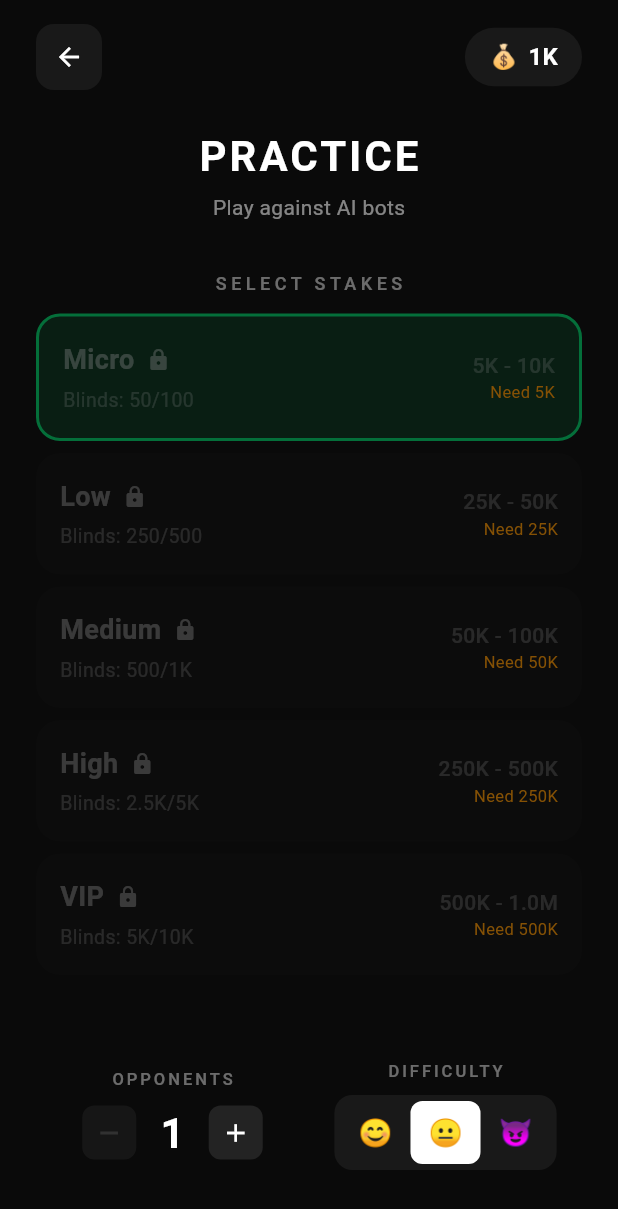
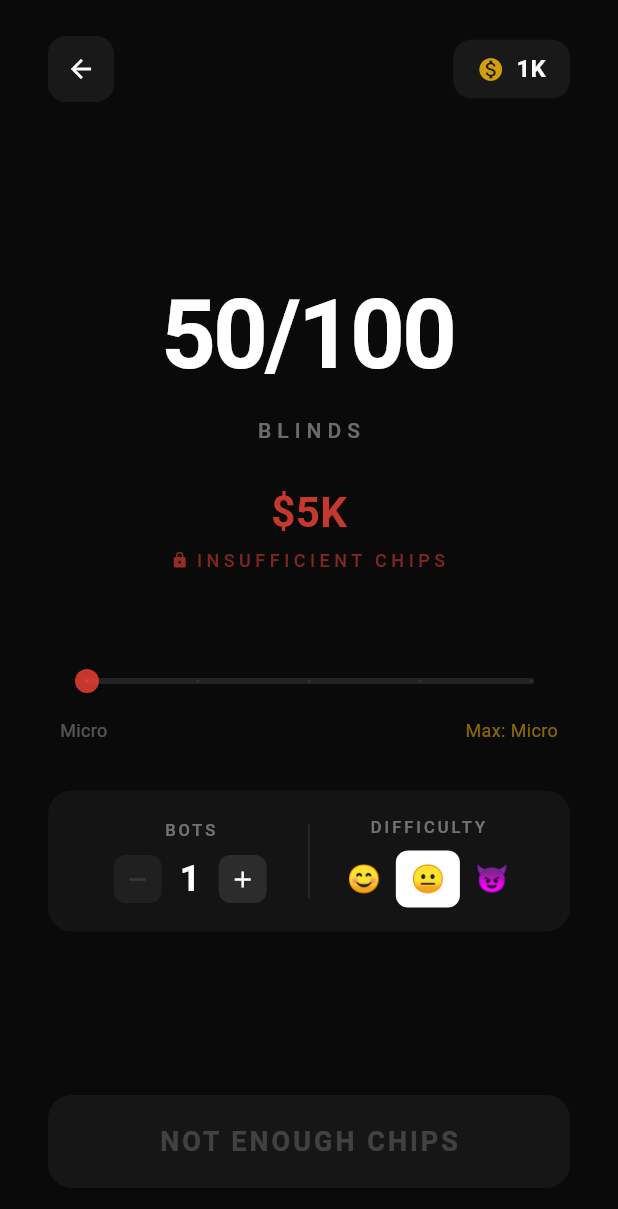
Before and after one commit to NolanKrieger3/ALLIN, a Flutter app: the GameScreen screen opened directly, on a phone screen of 412 x 824 dp. Shown: the top 1209 px of the screen. Run offline on Flutter 3.47's test engine with Material 3 defaults, Android fonts, the phone set to English and light mode, and no system bars; our stand-ins replace cloud_firestore, firebase_auth, firebase_core, shared_preferences; accounts and stored records are empty.

Commit message:
Redesign Practice screen to match Play Now slider vibe, add stale room cleanup before matchmaking

```diff
--- a/lib/screens/game_screen.dart
+++ b/lib/screens/game_screen.dart
@@ -1367,18 +1367,28 @@ class _GameScreenState extends State<GameScreen> with TickerProviderStateMixin {
     final userBalance = UserPreferences.chips;
     final selectedLevel = _blindLevels[_selectedBlindIndex];
     final minBuyIn = selectedLevel['minBuyIn'] as int;
-    final maxBuyIn = selectedLevel['maxBuyIn'] as int;
     final canAfford = userBalance >= minBuyIn;
+    final bigBlind = selectedLevel['bigBlind'] as int;
+    final smallBlind = bigBlind ~/ 2;
+
+    // Get the highest blind level the user can afford
+    int maxAffordableIndex = 0;
+    for (int i = _blindLevels.length - 1; i >= 0; i--) {
+      if (userBalance >= (_blindLevels[i]['minBuyIn'] as int)) {
+        maxAffordableIndex = i;
+        break;
+      }
+    }
 
     return MobileWrapper(
       child: Scaffold(
         backgroundColor: const Color(0xFF0A0A0A),
         body: SafeArea(
-          child: SingleChildScrollView(
-            padding: const EdgeInsets.symmetric(horizontal: 24),
+          child: Padding(
+            padding: const EdgeInsets.symmetric(horizontal: 32),
             child: Column(
               children: [
-                const SizedBox(height: 16),
+                const SizedBox(height: 24),
                 // Top bar with back button and balance
                 Row(
                   mainAxisAlignment: MainAxisAlignment.spaceBetween,
@@ -1400,12 +1410,13 @@ class _GameScreenState extends State<GameScreen> with TickerProviderStateMixin {
                       padding: const EdgeInsets.symmetric(horizontal: 16, vertical: 8),
                       decoration: BoxDecoration(
                         color: Colors.white.withValues(alpha: 0.06),
-                        borderRadius: BorderRadius.circular(20),
+                        borderRadius: BorderRadius.circular(12),
                       ),
                       child: Row(
-                        children: [
-                          const Text('💰', style: TextStyle(fontSize: 16)),
-                          const SizedBox(width: 6),
+                        mainAxisSize: MainAxisSize.min,
+                        children: [
+                          Icon(Icons.monetization_on, color: Colors.amber.withValues(alpha: 0.8), size: 18),
+                          const SizedBox(width: 8),
                           Text(
                             _formatChipsLong(userBalance),
                             style: const TextStyle(
@@ -1420,198 +1431,147 @@ class _GameScreenState extends State<GameScreen> with TickerProviderStateMixin {
                   ],
                 ),
 
+                const Spacer(flex: 2),
+
+                // Big centered blinds display
+                Text(
+                  '${_formatChipsLong(smallBlind)}/${_formatChipsLong(bigBlind)}',
+                  style: const TextStyle(
+                    color: Colors.white,
+                    fontSize: 64,
+                    fontWeight: FontWeight.w700,
+                    letterSpacing: -2,
+                  ),
+                ),
+                const SizedBox(height: 8),
+                Text(
+                  'BLINDS',
+                  style: TextStyle(
+                    color: Colors.white.withValues(alpha: 0.4),
+                    fontSize: 14,
+                    fontWeight: FontWeight.w500,
+                    letterSpacing: 4,
+                  ),
+                ),
+
                 const SizedBox(height: 24),
 
-                // Title
-                const Text(
-                  'PRACTICE',
-                  style: TextStyle(
-                    color: Colors.white,
+                // Buy-in display with affordability indicator
+                Text(
+                  '\$${_formatChipsLong(minBuyIn)}',
+                  style: TextStyle(
+                    color: canAfford ? Colors.white.withValues(alpha: 0.6) : Colors.red.withValues(alpha: 0.8),
                     fontSize: 28,
-                    fontWeight: FontWeight.w700,
-                    letterSpacing: 2,
+                    fontWeight: FontWeight.w600,
                   ),
                 ),
                 const SizedBox(height: 4),
-                Text(
-                  'Play against AI bots',
-                  style: TextStyle(
-                    color: Colors.white.withValues(alpha: 0.5),
-                    fontSize: 14,
-                  ),
-                ),
-
-                const SizedBox(height: 32),
-
-                // Blind Level Selection
-                Text(
-                  'SELECT STAKES',
-                  style: TextStyle(
-                    color: Colors.white.withValues(alpha: 0.4),
+                Row(
+                  mainAxisAlignment: MainAxisAlignment.center,
+                  children: [
+                    if (!canAfford) ...[
+                      Icon(Icons.lock, color: Colors.red.withValues(alpha: 0.6), size: 12),
+                      const SizedBox(width: 4),
+                    ],
+                    Text(
+                      canAfford ? 'BUY-IN' : 'INSUFFICIENT CHIPS',
+                      style: TextStyle(
+                        color: canAfford ? Colors.white.withValues(alpha: 0.3) : Colors.red.withValues(alpha: 0.5),
                         fontSize: 12,
                         fontWeight: FontWeight.w500,
                         letterSpacing: 3,
                       ),
                     ),
-                const SizedBox(height: 12),
-
-                // Blind level cards
-                ...List.generate(_blindLevels.length, (index) {
-                  final level = _blindLevels[index];
-                  final isSelected = _selectedBlindIndex == index;
-                  final levelMinBuyIn = level['minBuyIn'] as int;
-                  final isLocked = userBalance < levelMinBuyIn;
-
-                  return Padding(
-                    padding: const EdgeInsets.only(bottom: 8),
-                    child: _AnimatedPressButton(
-                      onTap: isLocked
-                          ? null
-                          : () {
-                              setState(() {
-                                _selectedBlindIndex = index;
-                                _buyInAmount = levelMinBuyIn;
-                              });
-                            },
-                      child: Container(
-                        padding: const EdgeInsets.all(16),
-                        decoration: BoxDecoration(
-                          color: isSelected
-                              ? const Color(0xFF00D46A).withValues(alpha: 0.2)
-                              : Colors.white.withValues(alpha: isLocked ? 0.02 : 0.06),
-                          borderRadius: BorderRadius.circular(16),
-                          border: isSelected ? Border.all(color: const Color(0xFF00D46A), width: 2) : null,
-                        ),
-                        child: Row(
-                          children: [
-                            // Level info
-                            Expanded(
-                              child: Column(
-                                crossAxisAlignment: CrossAxisAlignment.start,
-                                children: [
-                                  Row(
-                                    children: [
-                                      Text(
-                                        level['name'] as String,
-                                        style: TextStyle(
-                                          color: isLocked ? Colors.white38 : Colors.white,
-                                          fontSize: 18,
-                                          fontWeight: FontWeight.w600,
-                                        ),
-                                      ),
-                                      if (isLocked) ...[
-                                        const SizedBox(width: 8),
-                                        const Icon(Icons.lock, color: Colors.white38, size: 16),
-                                      ],
-                                    ],
-                                  ),
-                                  const SizedBox(height: 4),
-                                  Text(
-                                    'Blinds: ${_formatChipsLong((level['bigBlind'] as int) ~/ 2)}/${_formatChipsLong(level['bigBlind'] as int)}',
-                                    style: TextStyle(
-                                      color: isLocked ? Colors.white24 : Colors.white54,
-                                      fontSize: 13,
-                                    ),
-                                  ),
-                                ],
-                              ),
-                            ),
-                            // Buy-in range
-                            Column(
-                              crossAxisAlignment: CrossAxisAlignment.end,
-                              children: [
-                                Text(
-                                  '${_formatChipsLong(level['minBuyIn'] as int)} - ${_formatChipsLong(level['maxBuyIn'] as int)}',
-                                  style: TextStyle(
-                                    color: isLocked ? Colors.white24 : Colors.white70,
-                                    fontSize: 14,
-                                    fontWeight: FontWeight.w500,
-                                  ),
-                                ),
-                                if (isLocked)
-                                  Text(
-                                    'Need ${_formatChipsLong(levelMinBuyIn)}',
-                                    style: const TextStyle(
-                                      color: Colors.orange,
-                                      fontSize: 11,
-                                    ),
-                                  ),
-                              ],
-                            ),
-                          ],
-                        ),
-                      ),
-                    ),
-                  );
-                }),
-
-                const SizedBox(height: 24),
-
-                // Buy-in slider (only if can afford selected level)
-                if (canAfford) ...[
-                  Text(
-                    'BUY-IN AMOUNT',
-                    style: TextStyle(
-                      color: Colors.white.withValues(alpha: 0.4),
-                      fontSize: 12,
-                      fontWeight: FontWeight.w500,
-                      letterSpacing: 3,
-                    ),
-                  ),
-                  const SizedBox(height: 12),
-                  Text(
-                    _formatChipsLong(_buyInAmount),
-                    style: const TextStyle(
-                      color: Colors.white,
-                      fontSize: 36,
-                      fontWeight: FontWeight.w700,
-                    ),
-                  ),
+                  ],
+                ),
+
+                const SizedBox(height: 48),
+
+                // Slider for blind level selection
                 SliderTheme(
                   data: SliderTheme.of(context).copyWith(
-                      activeTrackColor: const Color(0xFF00D46A),
+                    activeTrackColor: canAfford ? Colors.white : Colors.red.withValues(alpha: 0.6),
                     inactiveTrackColor: Colors.white.withValues(alpha: 0.1),
-                      thumbColor: const Color(0xFF00D46A),
-                      overlayColor: const Color(0xFF00D46A).withValues(alpha: 0.2),
+                    thumbColor: canAfford ? Colors.white : Colors.red.withValues(alpha: 0.8),
+                    overlayColor: Colors.white.withValues(alpha: 0.1),
                     trackHeight: 4,
-                      thumbShape: const RoundSliderThumbShape(enabledThumbRadius: 10),
+                    thumbShape: const RoundSliderThumbShape(enabledThumbRadius: 8),
                   ),
                   child: Slider(
-                      value: _buyInAmount
-                          .toDouble()
-                          .clamp(minBuyIn.toDouble(), userBalance.clamp(minBuyIn, maxBuyIn).toDouble()),
-                      min: minBuyIn.toDouble(),
-                      max: userBalance.clamp(minBuyIn, maxBuyIn).toDouble(),
+                    value: _selectedBlindIndex.toDouble(),
+                    min: 0,
+                    max: (_blindLevels.length - 1).toDouble(),
+                    divisions: _blindLevels.length - 1,
                     onChanged: (value) {
-                        setState(() => _buyInAmount = value.toInt());
+                      final newIndex = value.round();
+                      // Clamp to max affordable index
+                      if (newIndex > maxAffordableIndex) {
+                        ScaffoldMessenger.of(context).clearSnackBars();
+                        ScaffoldMessenger.of(context).showSnackBar(
+                          SnackBar(
+                            content: Text(
+                              'Need ${_formatChipsLong(_blindLevels[newIndex]['minBuyIn'] as int)} chips for ${_blindLevels[newIndex]['name']} stakes.',
+                            ),
+                            backgroundColor: Colors.orange.shade700,
+                            duration: const Duration(seconds: 2),
+                          ),
+                        );
+                        setState(() => _selectedBlindIndex = maxAffordableIndex);
+                      } else {
+                        setState(() {
+                          _selectedBlindIndex = newIndex;
+                          _buyInAmount = _blindLevels[newIndex]['minBuyIn'] as int;
+                        });
+                      }
                     },
                   ),
                 ),
+
+                // Min/Max labels
                 Padding(
                   padding: const EdgeInsets.symmetric(horizontal: 8),
                   child: Row(
                     mainAxisAlignment: MainAxisAlignment.spaceBetween,
                     children: [
-                        Text(_formatChipsLong(minBuyIn),
-                            style: TextStyle(color: Colors.white.withValues(alpha: 0.3), fontSize: 12)),
-                        Text(_formatChipsLong(userBalance.clamp(minBuyIn, maxBuyIn)),
-                            style: TextStyle(color: Colors.white.withValues(alpha: 0.3), fontSize: 12)),
-                      ],
-                    ),
-                  ),
-                ],
-
-                const SizedBox(height: 24),
+                      Text(
+                        _blindLevels.first['name'] as String,
+                        style: TextStyle(
+                          color: Colors.white.withValues(alpha: 0.3),
+                          fontSize: 12,
+                        ),
+                      ),
+                      Text(
+                        maxAffordableIndex < _blindLevels.length - 1
+                            ? 'Max: ${_blindLevels[maxAffordableIndex]['name']}'
+                            : _blindLevels.last['name'] as String,
+                        style: TextStyle(
+                          color: maxAffordableIndex < _blindLevels.length - 1
+                              ? Colors.amber.withValues(alpha: 0.5)
+                              : Colors.white.withValues(alpha: 0.3),
+                          fontSize: 12,
+                        ),
+                      ),
+                    ],
+                  ),
+                ),
+
+                const SizedBox(height: 32),
 
                 // Opponents and Difficulty in a row
-                Row(
+                Container(
+                  padding: const EdgeInsets.all(16),
+                  decoration: BoxDecoration(
+                    color: Colors.white.withValues(alpha: 0.04),
+                    borderRadius: BorderRadius.circular(16),
+                  ),
+                  child: Row(
                     children: [
                       // Opponents
                       Expanded(
                         child: Column(
                           children: [
                             Text(
-                            'OPPONENTS',
+                              'BOTS',
                               style: TextStyle(
                                 color: Colors.white.withValues(alpha: 0.4),
                                 fontSize: 11,
@@ -1626,43 +1586,49 @@ class _GameScreenState extends State<GameScreen> with TickerProviderStateMixin {
                                 _AnimatedPressButton(
                                   onTap: _numberOfBots > 1 ? () => setState(() => _numberOfBots--) : null,
                                   child: Container(
-                                  width: 36,
-                                  height: 36,
+                                    width: 32,
+                                    height: 32,
                                     decoration: BoxDecoration(
                                       color: Colors.white.withValues(alpha: 0.1),
                                       borderRadius: BorderRadius.circular(8),
                                     ),
                                     child: Icon(Icons.remove,
-                                      color: _numberOfBots > 1 ? Colors.white : Colors.white24, size: 20),
-                                ),
-                              ),
-                              const SizedBox(width: 16),
+                                        color: _numberOfBots > 1 ? Colors.white : Colors.white24, size: 18),
+                                  ),
+                                ),
+                                const SizedBox(width: 12),
                                 Text(
                                   '$_numberOfBots',
                                   style: const TextStyle(
                                     color: Colors.white,
-                                  fontSize: 28,
+                                    fontSize: 24,
                                     fontWeight: FontWeight.w700,
                                   ),
                                 ),
-                              const SizedBox(width: 16),
+                                const SizedBox(width: 12),
                                 _AnimatedPressButton(
                                   onTap: _numberOfBots < 7 ? () => setState(() => _numberOfBots++) : null,
                                   child: Container(
-                                  width: 36,
-                                  height: 36,
+                                    width: 32,
+                                    height: 32,
                                     decoration: BoxDecoration(
                                       color: Colors.white.withValues(alpha: 0.1),
                                       borderRadius: BorderRadius.circular(8),
                                     ),
                                     child: Icon(Icons.add,
-                                      color: _numberOfBots < 7 ? Colors.white : Colors.white24, size: 20),
-                                ),
-                              ),
-                            ],
-                          ),
-                        ],
-                      ),
+                                        color: _numberOfBots < 7 ? Colors.white : Colors.white24, size: 18),
+                                  ),
+                                ),
+                              ],
+                            ),
+                          ],
+                        ),
+                      ),
+                      // Vertical divider
+                      Container(
+                        width: 1,
+                        height: 50,
+                        color: Colors.white.withValues(alpha: 0.1),
                       ),
                       // Difficulty
                       Expanded(
@@ -1678,14 +1644,8 @@ class _GameScreenState extends State<GameScreen> with TickerProviderStateMixin {
                               ),
                             ),
                             const SizedBox(height: 8),
-                          Container(
-                            padding: const EdgeInsets.all(4),
-                            decoration: BoxDecoration(
-                              color: Colors.white.withValues(alpha: 0.06),
-                              borderRadius: BorderRadius.circular(12),
-                            ),
-                            child: Row(
-                              mainAxisSize: MainAxisSize.min,
+                            Row(
+                              mainAxisAlignment: MainAxisAlignment.center,
                               children: ['Easy', 'Medium', 'Hard'].map((diff) {
                                 final isSelected = _difficulty == diff;
                                 final label = diff == 'Easy'
@@ -1696,7 +1656,7 @@ class _GameScreenState extends State<GameScreen> with TickerProviderStateMixin {
                                 return _AnimatedPressButton(
                                   onTap: () => setState(() => _difficulty = diff),
                                   child: Container(
-                                    padding: const EdgeInsets.symmetric(horizontal: 12, vertical: 8),
+                                    padding: const EdgeInsets.symmetric(horizontal: 10, vertical: 6),
                                     decoration: BoxDecoration(
                                       color: isSelected ? Colors.white : Colors.transparent,
                                       borderRadius: BorderRadius.circular(8),
@@ -1709,17 +1669,19 @@ class _GameScreenState extends State<GameScreen> with TickerProviderStateMixin {
                                 );
                               }).toList(),
                             ),
-                          ),
-                        ],
-                      ),
-                    ),
-                  ],
-                ),
-
-                const SizedBox(height: 32),
+                          ],
+                        ),
+                      ),
+                    ],
+                  ),
+                ),
+
+                const Spacer(flex: 2),
 
                 // Play button
-                _AnimatedPressButton(
+                SizedBox(
+                  width: double.infinity,
+                  child: _AnimatedPressButton(
                     onTap: canAfford
                         ? () async {
                             // Deduct buy-in from user balance
@@ -1734,7 +1696,6 @@ class _GameScreenState extends State<GameScreen> with TickerProviderStateMixin {
                           }
                         : null,
                     child: Container(
-                    width: double.infinity,
                       padding: const EdgeInsets.symmetric(vertical: 18),
                       decoration: BoxDecoration(
                         color: canAfford ? const Color(0xFF00D46A) : Colors.white.withValues(alpha: 0.1),
@@ -1748,6 +1709,7 @@ class _GameScreenState extends State<GameScreen> with TickerProviderStateMixin {
                             fontSize: 18,
                             fontWeight: FontWeight.w700,
                             letterSpacing: 2,
+                          ),
                         ),
                       ),
                     ),
--- a/lib/screens/quick_play_screen.dart
+++ b/lib/screens/quick_play_screen.dart
@@ -94,6 +94,9 @@ class _QuickPlayScreenState extends State<QuickPlayScreen> {
       final bigBlind = blindLevel.big;
 
       String? roomId;
+
+      // Clean up stale/finished rooms before matchmaking
+      await _gameService.cleanupStaleRooms();
 
       // FAST matchmaking: Try to find a room immediately, create if none exist
       print('🔍 Quick matchmaking for blind $bigBlind');
```
Lines whose indentation alone changed are shown as unchanged.
